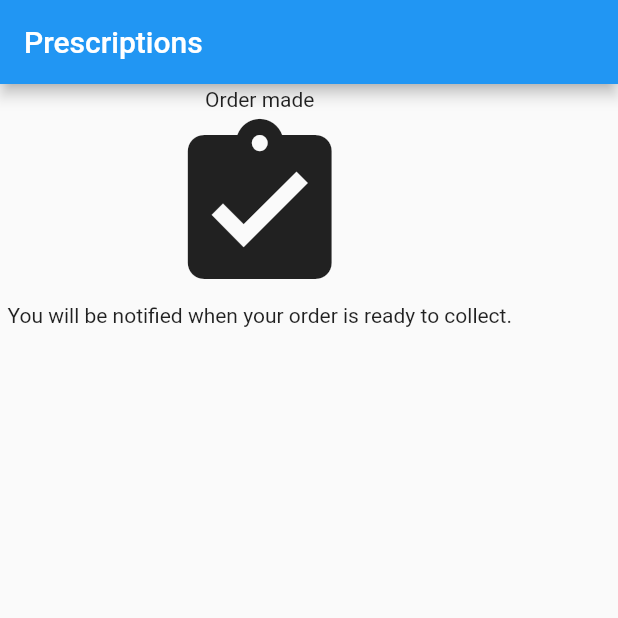
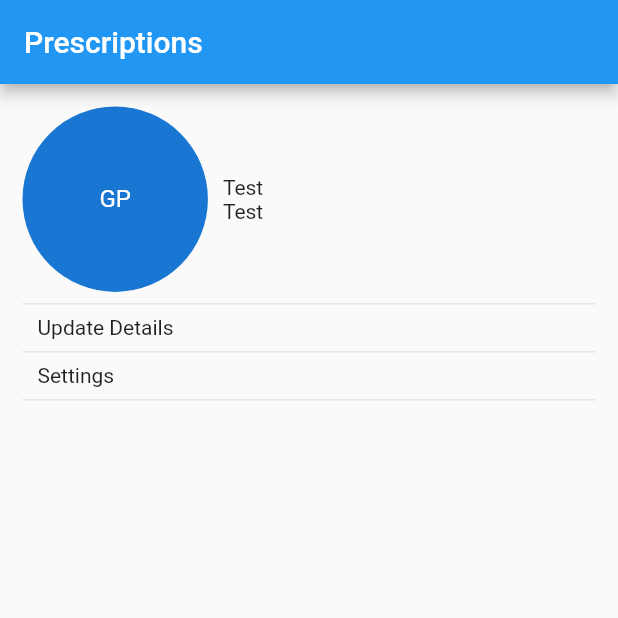
Before and after one commit to kz/apollo, a Flutter app: the screen it shows after launch, on a phone screen of 412 x 824 dp, the top half of it. Run offline on Flutter 3.47's test engine with Material 2 defaults, Android fonts, the phone set to English and light mode, and no system bars.

Commit message:
Add a scaffolded user page to the UI

```diff
--- a/lib/main.dart
+++ b/lib/main.dart
@@ -8,7 +8,7 @@ class MyApp extends StatelessWidget {
   @override
   Widget build(BuildContext context) {
     return new MaterialApp(
-      title: 'Flutter Demo',
+      title: 'Apollo',
       theme: new ThemeData(
         // This is the theme of your application.
         //
--- a/lib/ui/home_page.dart
+++ b/lib/ui/home_page.dart
@@ -1,4 +1,4 @@
-import 'package:apollo/ui/patient/order_confirmed.dart';
+import 'package:apollo/ui/patient/user.dart';
 import 'package:flutter/material.dart';
 
 class HomePage extends StatefulWidget {
@@ -19,11 +19,11 @@ class _MyHomePageState extends State<HomePage> {
     // than having to individually change instances of widgets.
     return new Scaffold(
       appBar: new AppBar(
-        // Here we take the value from the MyHomePage object that was created by
-        // the App.build method, and use it to set our appbar title.
+          // Here we take the value from the MyHomePage object that was created by
+          // the App.build method, and use it to set our appbar title.
           title: new Text("Prescriptions")),
       body: new Container(
-        child: new OrderConfirmedPage(),
+        child: new UserPage(),
       ),
     );
   }
--- /dev/null
+++ b/lib/ui/patient/user.dart
@@ -0,0 +1,46 @@
+import 'package:flutter/material.dart';
+
+class UserPage extends StatelessWidget {
+  @override
+  Widget build(BuildContext context) {
+    return new Container(
+      padding: const EdgeInsets.all(15.0),
+      child: new Column(
+        crossAxisAlignment: CrossAxisAlignment.start,
+        children: <Widget>[
+          new Row(
+            children: <Widget>[
+              new Container(
+                padding: const EdgeInsets.only(right: 10.0),
+                child: new CircleAvatar(
+                  radius: MediaQuery.of(context).size.width * 0.15,
+                  child: new Text("GP"),
+                ),
+              ),
+              new Expanded(
+                child: new Column(
+                  crossAxisAlignment: CrossAxisAlignment.start,
+                  children: <Widget>[
+                    new Text("Test"),
+                    new Text("Test"),
+                  ],
+                ),
+              ),
+            ],
+          ),
+          new Divider(),
+          new Container(
+            padding: const EdgeInsets.symmetric(horizontal: 10.0),
+            child: new Text("Update Details")
+          ),
+          new Divider(),
+          new Container(
+              padding: const EdgeInsets.symmetric(horizontal: 10.0),
+              child: new Text("Settings")
+          ),
+          new Divider(),
+        ],
+      ),
+    );
+  }
+}
```
